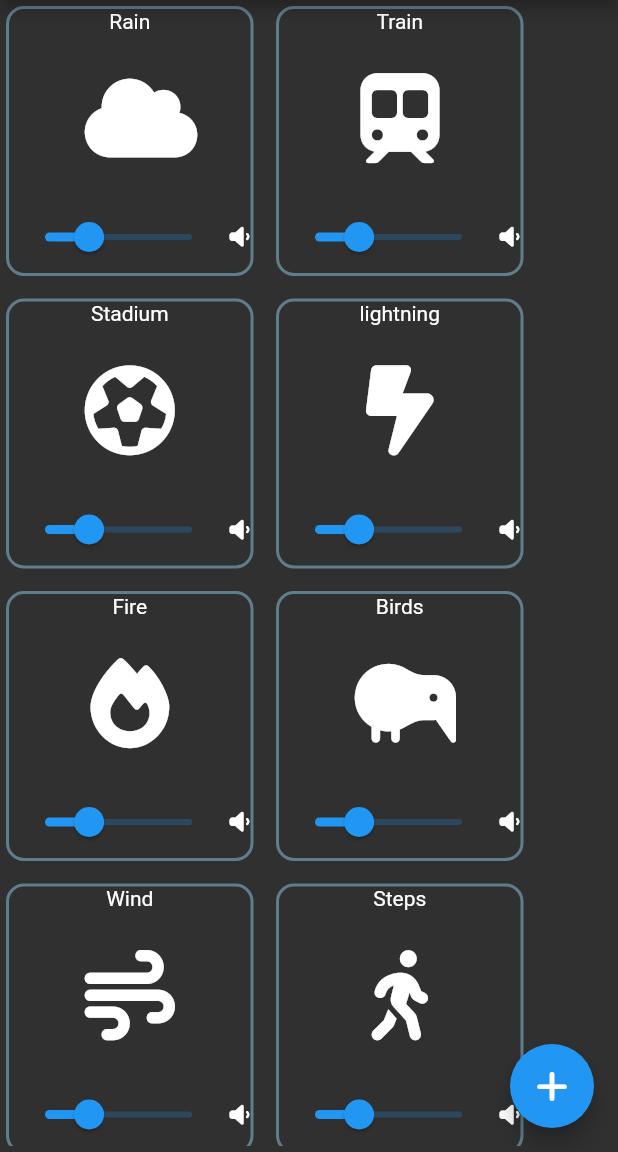
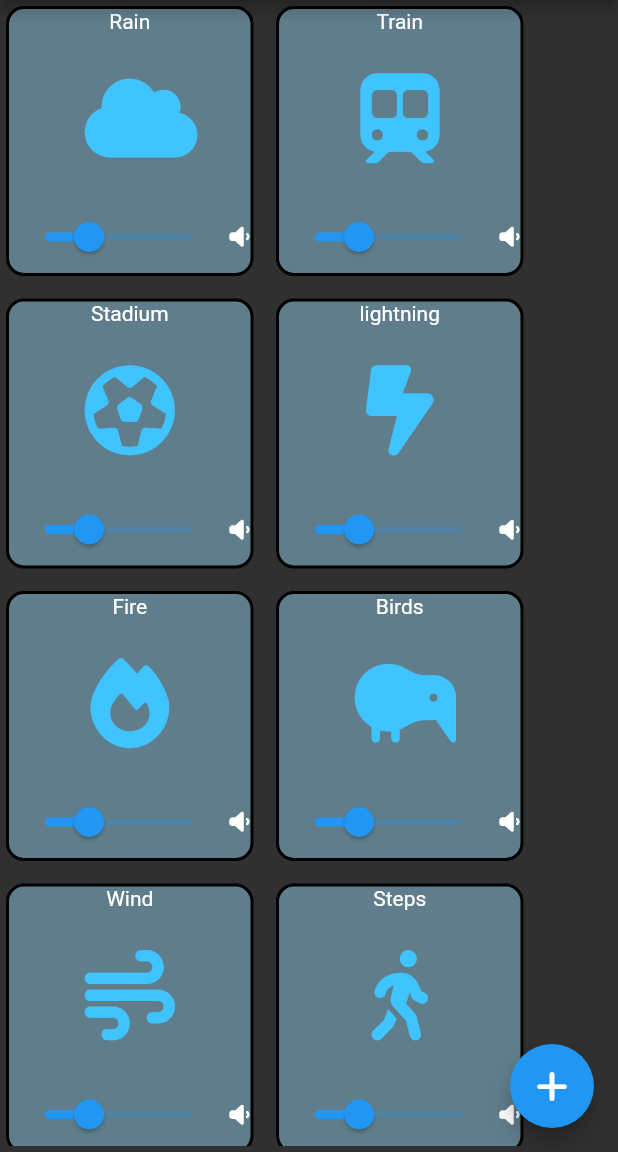
Before and after one commit to Hallcoder/moodly, a Flutter app: the screen it shows after launch, on a phone screen of 412 x 824 dp, the part 84-1236 px from its top. Run offline on Flutter 3.47's test engine with Material 2 defaults, Android fonts, the phone set to English and light mode, and no system bars; our stand-ins replace audioplayers, font_awesome_flutter.

Commit message:
playing with styles

```diff
--- a/lib/components/audioComponent.dart
+++ b/lib/components/audioComponent.dart
@@ -49,7 +49,7 @@ class _AudioCPState extends State<AudioCP> {
               style: TextStyle(
               ),
             ),
-            Icon(widget.icon,size:60.0),
+            Icon(widget.icon,size:60.0,color:Colors.lightBlueAccent),
             Center(
               child: Row(
                 mainAxisSize: MainAxisSize.min,
--- a/lib/constants.dart
+++ b/lib/constants.dart
@@ -14,14 +14,12 @@ gradient: LinearGradient(
   colors: const [
     Colors.red,
     Colors.orange,
-    Colors.yellow,
-    Colors.green,
-    Colors.blue,
     Colors.indigo
   ]
 )
 );
 var kContainerIdle = BoxDecoration(
+    color: Colors.blueGrey,
     borderRadius: BorderRadius.circular(12.0),
-    border:  Border.all(color: Colors.blueGrey,width:2)
+    border:  Border.all(color: Colors.black,width:2)
 );
--- a/lib/screens/Home.dart
+++ b/lib/screens/Home.dart
@@ -10,6 +10,7 @@ class HomeScreen extends StatelessWidget {
   @override
   Widget build(BuildContext context) {
     return Scaffold(
+      // backgroundColor: Colors.black,
       floatingActionButton: FloatingActionButton(
         onPressed: () {  },
         child: Icon(FontAwesomeIcons.plus),
--- /dev/null
+++ b/lib/screens/welcome.dart
@@ -0,0 +1,12 @@
+import 'package:flutter/material.dart';
+
+class HomeScreen extends StatelessWidget {
+  const HomeScreen({Key? key}) : super(key: key);
+  static String id ='/home';
+  @override
+  Widget build(BuildContext context) {
+    return Scaffold(
+      body: ,
+    );
+  }
+}
```
